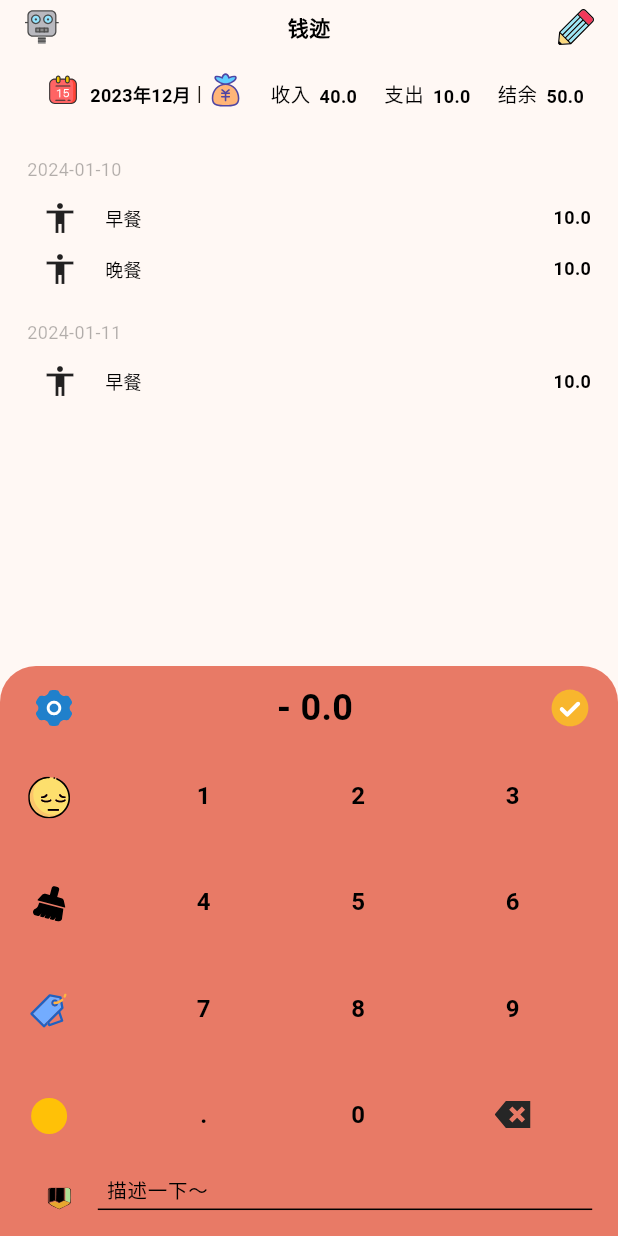
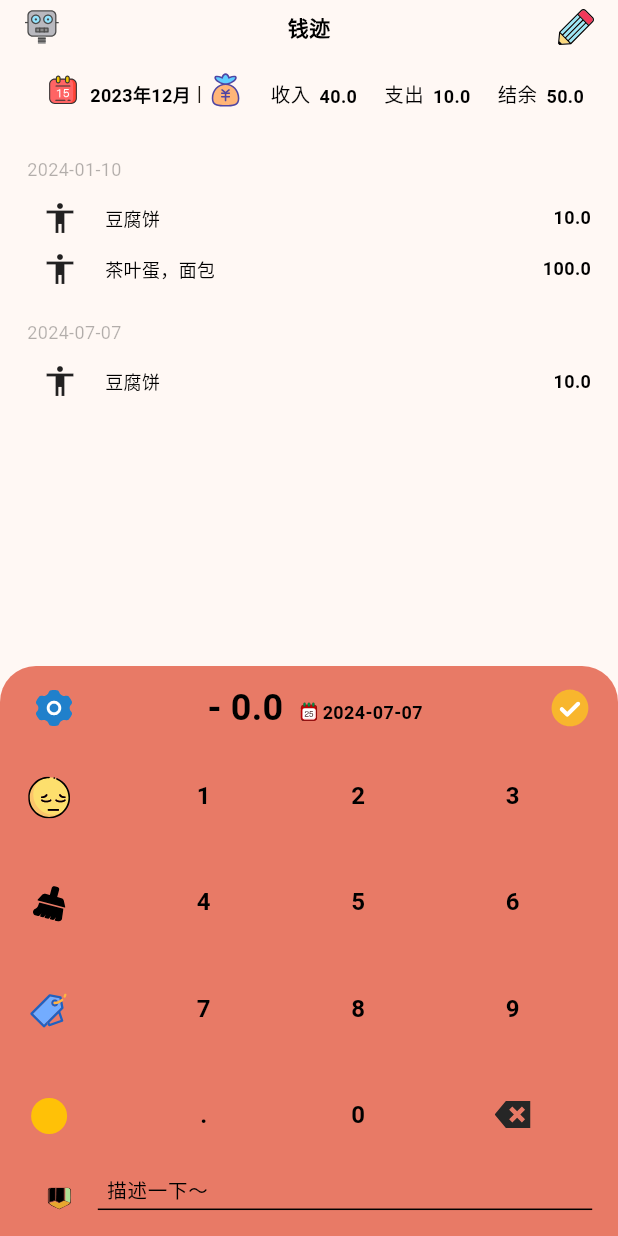
Before and after one commit to linlangli/mtrack, a Flutter app: the screen it shows after launch, after a tap on an icon or button, on a phone screen of 412 x 824 dp. Run offline on Flutter 3.47's test engine with Material 3 defaults, Android fonts, the phone set to English and light mode, and no system bars; our stand-ins replace flutter_svg, get, shared_preferences.

Commit message:
feat: 添加记帐逻辑和记帐日期

```diff
--- a/lib/common/util/debug_util.dart
+++ b/lib/common/util/debug_util.dart
@@ -1,11 +1,12 @@
+import 'package:mtrack/constants/theme_color.dart';
 import 'package:mtrack/models/bill_model.dart';
 
 class DebugUtil {
   static Bill buildBill(double balance, double income, double expenditure) {
-    BillItem billItem = BillItem(money: 10, name: '早餐', desc: '茶叶蛋，面包', icon: '', type: BillType.cloth);
-    BillItem billItem2 = BillItem(money: 10, name: '晚餐', desc: '米饭', type:  BillType.cloth, icon: '');
+    BillItem billItem = BillItem(money: 10, desc: '豆腐饼', tag: 0xFFFFB33C, type: BillType.catering);
+    BillItem billItem2 = BillItem(money: 100, desc: '茶叶蛋，面包', tag: 0xFFFFB33C, type: BillType.catering);
     BillPerDay billPerDay = BillPerDay(billItemList: [billItem, billItem2], date: '2024-01-10');
-    BillPerDay billPerDay2= BillPerDay(billItemList: [billItem], date: '2024-01-11');
+    BillPerDay billPerDay2= BillPerDay(billItemList: [billItem], date: '2024-07-07');
     Bill bill = Bill(billPerDayList: [billPerDay, billPerDay2], balance: balance, income: income, expenses: 10);
     return bill;
   }
--- /dev/null
+++ b/lib/common/util/time_util.dart
@@ -0,0 +1,10 @@
+import 'package:intl/intl.dart';
+import 'package:mtrack/common/util/log_util.dart';
+
+class TimeUtil {
+  static String getNowDate({String format = 'yyyy-MM-dd'}) {
+    var now = DateTime.now();
+    var formatter = DateFormat(format);
+    return formatter.format(now);
+  }
+}
--- a/lib/constants/app_string.dart
+++ b/lib/constants/app_string.dart
@@ -11,7 +11,8 @@ class AppString {
   static const String navigationBill = '账单';
   static const String navigationProperty = '资产';
   static const String navigationMine = '我的';
-  static const String billAdditionModalInto = '描述一下～';
+  static const String bookkeepingModalIntro = '描述一下～';
 
   static const String bookkeepingModalGetBuilderId = 'bookkeepingModal';
+  static const String billPageGetBuilderId = 'billPage';
 }
--- a/lib/controllers/bill/bill_controller.dart
+++ b/lib/controllers/bill/bill_controller.dart
@@ -1,5 +1,7 @@
 import 'package:get/get.dart';
 import 'package:mtrack/common/util/debug_util.dart';
+import 'package:mtrack/common/util/log_util.dart';
+import 'package:mtrack/common/util/time_util.dart';
 import 'package:mtrack/constants/app_string.dart';
 import 'package:mtrack/models/bill_model.dart';
 
@@ -12,7 +14,10 @@ class BillController extends GetxController {
   Bill? bill;
   String money = '0.0';
   BookkeepingType bookkeepingType = BookkeepingType.expenses;
-  BillType? billType;
+  BillType type = BillType.cloth;
+  String date = TimeUtil.getNowDate();
+  String desc = '';
+  String tag = '';
 
 
   void loadBillList() {
@@ -30,7 +35,14 @@ class BillController extends GetxController {
     update([AppString.bookkeepingModalGetBuilderId]);
   }
 
-  void addBill() {
-
+  void bookkeeping() {
+    bill?.billPerDayList.forEach((billPerDay) {
+      LogUtil.log('BillController', 'billPerDay.date: ${billPerDay.date}, date: $date');
+      if(billPerDay.date == date) {
+        billPerDay.billItemList.add(BillItem(money: double.parse(money), desc: desc, type: type, tag: 0xFFFFB33C));
+        LogUtil.log('BillController', 'billItemList.len: ${billPerDay.billItemList.length}');
+      }
+    });
+    update();
   }
 }
--- a/lib/models/bill_model.dart
+++ b/lib/models/bill_model.dart
@@ -24,7 +24,7 @@ class Bill {
       billPerDayList: json["billPerDayList"],
       balance: json["balance"],
       income: json["income"],
-      expenses: json["expeexpensesnditure"],
+      expenses: json["expenses"],
     );
   }
 
@@ -64,38 +64,30 @@ class BillPerDay {
 }
 
 class BillItem {
-  final String icon;
   final double money;
-  final String name;
   final String desc;
   final BillType type;
-  final String? tag;
+  final int? tag;
 
   BillItem({
     required this.money,
-    required this.name,
     required this.desc,
     required this.type,
-    required this.icon,
-    this.tag
+    required this.tag
   });
 
 
   factory BillItem.fromJson(Map<String, dynamic> json) => BillItem(
       money: json["money"],
-      name: json["name"],
       desc: json["desc"],
       type: json["type"],
-      icon: json["icon"],
       tag: json["tag"]
   );
 
   Map<String, dynamic> toJson() => {
     "money": money,
-    "name": name,
     "desc": desc,
     "type": type,
-    "icon": icon,
     "tag": tag
   };
 }
--- a/lib/views/bill/bill_page.dart
+++ b/lib/views/bill/bill_page.dart
@@ -19,8 +19,8 @@ class BillPage extends GetView<BillController> {
   @override
   Widget build(BuildContext context) {
     return GetBuilder<BillController>(builder: (controller) {
-      LogUtil.log('BillPage', 'GetBuilder build');
       List<BillPerDay> billPerDayList = controller.bill?.billPerDayList ?? [];
+      LogUtil.log('BillPage', 'GetBuilder build, billPerDayList: ${billPerDayList.length}');
       return Column(
         crossAxisAlignment: CrossAxisAlignment.start,
         children: [
@@ -38,7 +38,7 @@ class BillPage extends GetView<BillController> {
               })
         ],
       );
-    });
+    }, id: AppString.billPageGetBuilderId,);
   }
 
   Widget _introWidget() {
@@ -139,7 +139,7 @@ class BillPage extends GetView<BillController> {
                 onTap: () {},
               ),
               const SizedBox(width: 18),
-              Text(billItem.name, style: ThemeFont.bodyPrimary())
+              Text(billItem.desc, style: ThemeFont.bodyPrimary())
             ],
           ),
           Text('${billItem.money}', style: ThemeFont.warmPrimary()),
--- a/lib/views/bill/bookkeeping_modal.dart
+++ b/lib/views/bill/bookkeeping_modal.dart
@@ -24,24 +24,40 @@ class BookkeepingModal extends GetView<BillController>{
             'assets/bookkeeping_modal_setting.svg',
             height: 24, width: 24
         ).button(
-            onTap: () {
-              LogUtil.log('tag', 'message');
-            },
-            padding: 6
+          onTap: () {
+            LogUtil.log('tag', 'message');
+          },
+          padding: 6
         ),
         GetBuilder<BillController>(builder: (controller) {
-          LogUtil.log('BookkeepingModal', 'GetBuilder build, moneyType: ${controller.bookkeepingType}');
           return Row(
+            crossAxisAlignment: CrossAxisAlignment.end,
             children: [
               Text(
                 controller.bookkeepingType == BookkeepingType.income ? '+' : '-',
                 style: ThemeFont.titlePrimary(fontSize: 24),
               ),
-              const SizedBox(width: 6,),
+              const SizedBox(width: 6),
               Text(
                 controller.money,
                 style: ThemeFont.titlePrimary(fontSize: 24),
               ),
+              const SizedBox(width: 10),
+              Row(
+                children: [
+                  SvgPicture.asset(
+                    'assets/bookkeeping_modal_date.svg',
+                    height: 14, width: 14
+                  ),
+                  const SizedBox(width: 2),
+                  Text(
+                    controller.date,
+                    style: ThemeFont.warmPrimary(),
+                  ),
+                ],
+              ).button(onTap: () {
+                // todo
+              }).paddingOnly(bottom: 6)
             ],
           );
         }, id: AppString.bookkeepingModalGetBuilderId),
@@ -50,6 +66,7 @@ class BookkeepingModal extends GetView<BillController>{
           height: 28,
           width: 28,
         ).button(onTap: () {
+          controller.bookkeeping();
           Navigator.pop(context);
         }),
       ],
@@ -76,7 +93,7 @@ class BookkeepingModal extends GetView<BillController>{
                 enabled: true,
                 style: ThemeFont.bodyPrimary(),
                 decoration: InputDecoration(
-                  hintText: AppString.billAdditionModalInto,
+                  hintText: AppString.bookkeepingModalIntro,
                   border: InputBorder.none,
                   isCollapsed: true,
                   hintStyle: ThemeFont.bodySecondary(),
--- a/pubspec.yaml
+++ b/pubspec.yaml
@@ -25,6 +25,7 @@ dependencies:
   flutter_svg: ^2.0.9
 
   shared_preferences: ^2.2.2
+  intl: ^0.19.0
 
 dev_dependencies:
   flutter_test:
```
Also changed, not shown: assets/bookkeeping_modal_date.svg (added), pubspec.lock, 2 other files.
